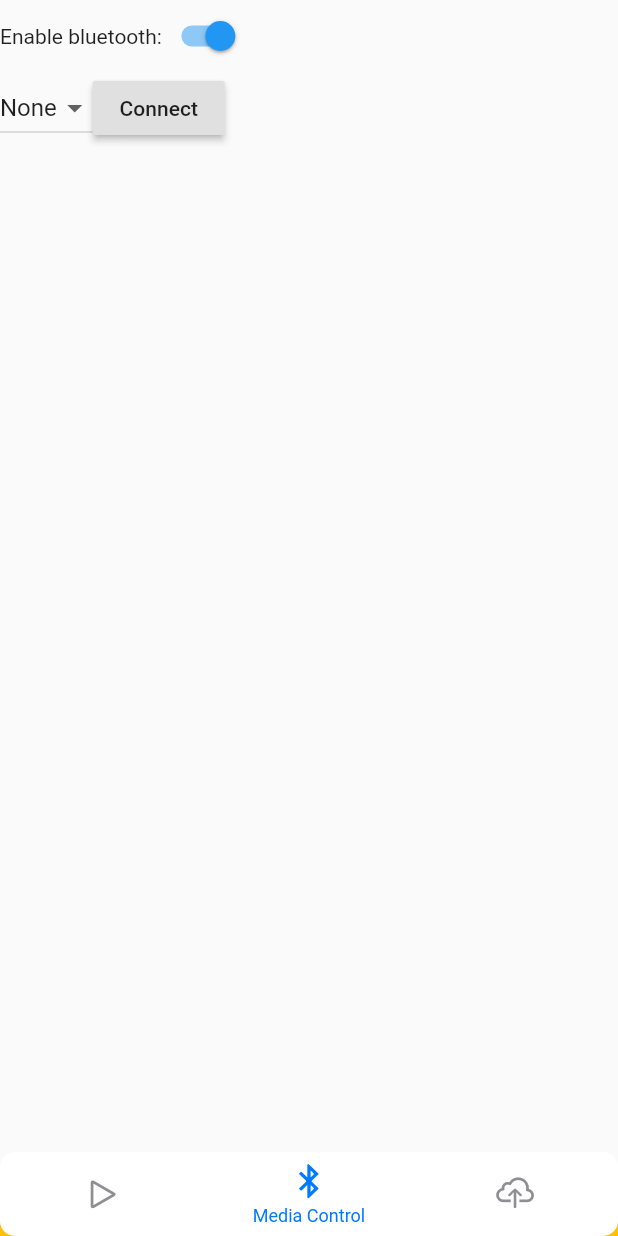
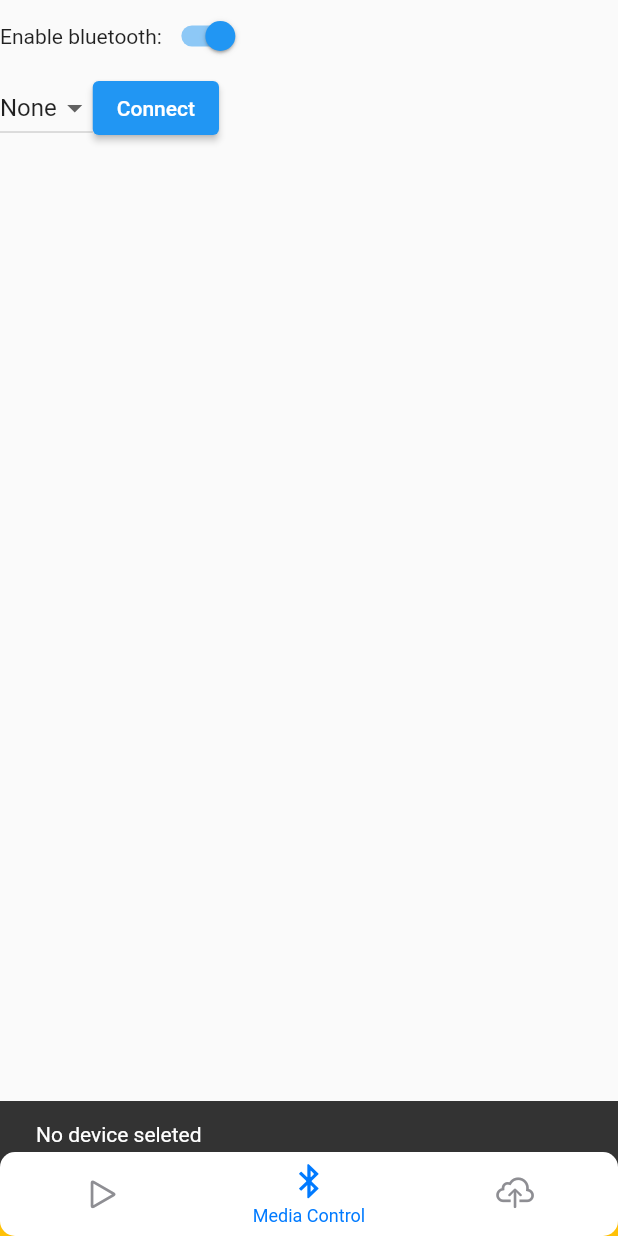
Before and after one commit to 50ShadesOfCode/blueplayer, a Flutter app: the screen it shows after launch, item 2 of the bottom bar chosen, after a tap on "Connect", on a phone screen of 412 x 824 dp. Run offline on Flutter 3.47's test engine with Material 2 defaults, Android fonts, the light colour scheme and no system bars; drawn by our look-alikes of persistent_bottom_nav_bar; our stand-ins replace file_picker, flutter_bluetooth_serial, just_audio; missing offline and left inert: audio_session; network calls fail.

Commit message:
Get rid of deprecated methods and widgets.

```diff
--- a/lib/main.dart
+++ b/lib/main.dart
@@ -1,5 +1,6 @@
 import 'package:flutter/material.dart';
 import 'package:blue_player/screens/home_page.dart';
+import 'package:flutter/services.dart';
 
 void main() {
   runApp(MyApp());
@@ -13,7 +14,8 @@ class MyApp extends StatelessWidget {
       theme: ThemeData(
         primarySwatch: Colors.blue,
         visualDensity: VisualDensity.adaptivePlatformDensity,
-        appBarTheme: AppBarTheme(brightness: Brightness.light),
+        appBarTheme:
+            AppBarTheme(systemOverlayStyle: SystemUiOverlayStyle.light),
       ),
       home: HomePage(),
     );
--- a/lib/screens/bluetooth_app.dart
+++ b/lib/screens/bluetooth_app.dart
@@ -13,19 +13,19 @@ class _BluetoothAppState extends State<BluetoothApp> {
   BluetoothConnection connection;
   bool get isConnected => connection != null && connection.isConnected;
   BluetoothDevice _device;
-  int _deviceState;
   bool isDisconnecting = false,
       _connected = false,
       _isButtonUnavailable = false;
   List<BluetoothDevice> _devicesList = [];
   final GlobalKey<ScaffoldState> _scaffoldKey = new GlobalKey<ScaffoldState>();
+  ScaffoldMessenger messenger;
 
   Future show(
     String message, {
     Duration duration: const Duration(seconds: 3),
   }) async {
     await new Future.delayed(new Duration(milliseconds: 100));
-    _scaffoldKey.currentState.showSnackBar(
+    ScaffoldMessenger.of(context).showSnackBar(
       new SnackBar(
         content: new Text(
           message,
@@ -139,8 +139,6 @@ class _BluetoothAppState extends State<BluetoothApp> {
       });
     });
 
-    _deviceState = 0;
-
     enableBluetooth();
 
     FlutterBluetoothSerial.instance
@@ -157,6 +155,7 @@ class _BluetoothAppState extends State<BluetoothApp> {
   @override
   Widget build(BuildContext context) {
     return Scaffold(
+      key: _scaffoldKey,
       body: SafeArea(
         child: Column(
           children: [
@@ -195,7 +194,7 @@ class _BluetoothAppState extends State<BluetoothApp> {
                   onChanged: (value) => setState(() => _device = value),
                   value: _devicesList.isNotEmpty ? _device : null,
                 ),
-                RaisedButton(
+                ElevatedButton(
                   onPressed: _isButtonUnavailable
                       ? null
                       : _connected
--- a/lib/screens/file_upload.dart
+++ b/lib/screens/file_upload.dart
@@ -1,7 +1,6 @@
 import 'package:flutter/material.dart';
 
 import 'package:file_picker/file_picker.dart';
-import 'package:flutter/services.dart';
 import 'package:http/http.dart' as http;
 
 class UploadFile extends StatefulWidget {
--- a/lib/screens/player.dart
+++ b/lib/screens/player.dart
@@ -10,10 +10,10 @@ class Player extends StatelessWidget {
           children: [
             Text("Player"),
             Padding(padding: EdgeInsets.all(50)),
-            RaisedButton(
+            ElevatedButton(
               onPressed: () {},
               child: Icon(Icons.play_arrow),
-            ),
+            )
           ],
         ),
       ),
```
